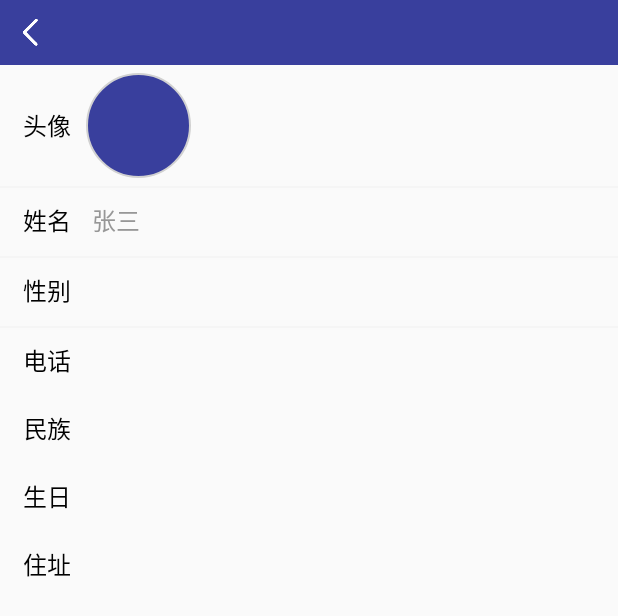
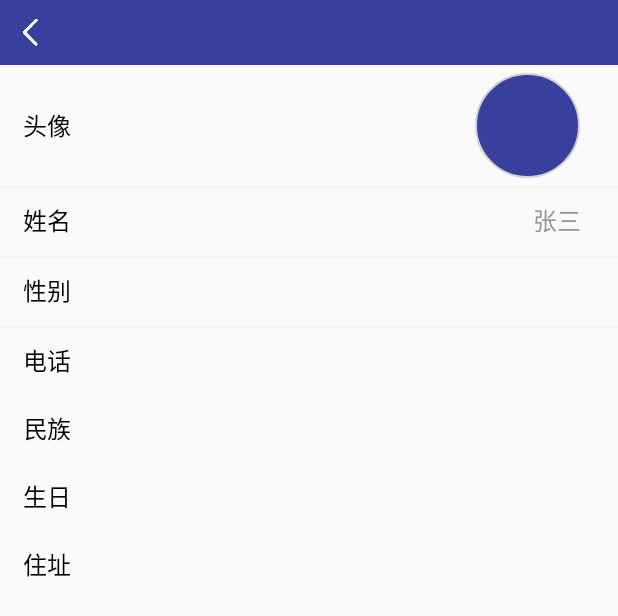
Before and after one commit to kangweibo/Labour, an Android app: the layout activity_myinfo.xml on its own in the app's theme, with its tools: preview values and no code run, on a phone screen of 412 x 824 dp. Shown: the top 616 px of the screen. Run offline under Robolectric (Android 15) with nearby library versions, the phone set to English and light mode, and no system bars.

```diff
--- a/app/src/main/AndroidManifest.xml
+++ b/app/src/main/AndroidManifest.xml
@@ -140,6 +140,10 @@
             android:screenOrientation="portrait"
             android:windowSoftInputMode="stateHidden|adjustUnspecified"/>
         <activity
+            android:name="com.labour.lar.activity.MessageAddActivity"
+            android:screenOrientation="portrait"
+            android:windowSoftInputMode="stateHidden|adjustUnspecified"/>
+        <activity
             android:name="com.labour.lar.activity.FaceLivenessExpActivity"
             android:screenOrientation="portrait"
             android:windowSoftInputMode="stateHidden|adjustUnspecified"/>
--- a/app/src/main/java/com/labour/lar/Constants.java
+++ b/app/src/main/java/com/labour/lar/Constants.java
@@ -40,4 +40,6 @@ public interface Constants {
     public static final String LOGIN_ERROR_TIP = "请登录！";
     //role
     public static enum ROLE {employee,staff,manager}
+
+    public static final int RELOAD = 12;
 }
--- a/app/src/main/java/com/labour/lar/activity/MyInfoActivity.java
+++ b/app/src/main/java/com/labour/lar/activity/MyInfoActivity.java
@@ -56,7 +56,7 @@ public class MyInfoActivity extends BaseActivity implements PermissionManager.Pe
     @BindView(R.id.photo_iv)
     RoundImageView photo_iv;
     @BindView(R.id.name_et)
-    EditText name_et;
+    TextView name_et;
     @BindView(R.id.sex_et)
     TextView sex_et;
     @BindView(R.id.phone_et)
--- a/app/src/main/java/com/labour/lar/adapter/MineGridViewAdapter.java
+++ b/app/src/main/java/com/labour/lar/adapter/MineGridViewAdapter.java
@@ -17,7 +17,7 @@ public class MineGridViewAdapter extends BaseAdapter {
             R.mipmap.seting_icon,R.mipmap.help_icon
     };
 
-    private  String [] strs = {"个人信息","工程项目","考勤报表","消息通知","设置","帮助"
+    private  String [] strs = {"个人信息","工程项目","考勤报表","加入班组","设置","帮助"
     };
 
     public MineGridViewAdapter(Context context) {
--- a/app/src/main/res/layout/activity_myinfo.xml
+++ b/app/src/main/res/layout/activity_myinfo.xml
@@ -14,7 +14,7 @@
             android:layout_width="match_parent"
             android:layout_height="match_parent"
             android:orientation="vertical">
-        <LinearLayout android:id="@+id/photo_ll"
+            <RelativeLayout android:id="@+id/photo_ll"
                 android:layout_width="match_parent"
                 android:layout_height="wrap_content"
                 android:paddingLeft="@dimen/common_margin_left"
@@ -28,7 +28,7 @@
                     android:text="头像"
                     android:textColor="@color/black"
                     android:textSize="@dimen/text_size_16"
-                android:layout_gravity="center_vertical"/>
+                    android:layout_centerVertical="true"/>
 
                 <com.labour.lar.widget.RoundImageView
                     android:id="@+id/photo_iv"
@@ -37,9 +37,9 @@
                     app:type="circle"
                     app:borderWidth="1dp"
                     android:background="@drawable/circle_shape"
-                android:layout_toRightOf="@id/photo_tip_tv"
-                android:layout_marginLeft="10dp"/>
-        </LinearLayout>
+                    android:layout_alignParentRight="true"
+                    android:layout_marginRight="10dp"/>
+            </RelativeLayout>
             <View
                 android:layout_width="match_parent"
                 android:layout_height="1dp"
@@ -59,13 +59,13 @@
                     android:textColor="@color/black"
                     android:textSize="@dimen/text_size_16" />
 
-                <EditText android:id="@+id/name_et"
+                <TextView android:id="@+id/name_et"
                     android:layout_width="match_parent"
                     android:layout_height="match_parent"
                     android:layout_marginLeft="10dp"
                     android:layout_marginRight="5dp"
                     android:background="@drawable/transparent_bg"
-                    android:gravity="center_vertical|left"
+                    android:gravity="center_vertical|right"
                     android:text="张三"
                     android:inputType="text"
                     android:textColor="#979797"
@@ -130,8 +130,7 @@
                     android:layout_marginLeft="10dp"
                     android:layout_marginRight="5dp"
                     android:background="@drawable/transparent_bg"
-                    android:gravity="center_vertical|left"
-                    android:inputType="text"
+                    android:gravity="center_vertical|right"
                     android:textColor="#979797"
                     android:textSize="@dimen/text_size_16"
                     android:enabled="false"/>
@@ -157,7 +156,7 @@
                     android:layout_marginLeft="10dp"
                     android:layout_marginRight="5dp"
                     android:background="@drawable/transparent_bg"
-                    android:gravity="center_vertical|left"
+                    android:gravity="center_vertical|right"
                     android:inputType="text"
                     android:textColor="#979797"
                     android:textSize="@dimen/text_size_16"
@@ -184,7 +183,7 @@
                     android:layout_marginLeft="10dp"
                     android:layout_marginRight="5dp"
                     android:background="@drawable/transparent_bg"
-                    android:gravity="center_vertical|left"
+                    android:gravity="center_vertical|right"
                     android:inputType="text"
                     android:textColor="#979797"
                     android:textSize="@dimen/text_size_16"
@@ -211,26 +210,13 @@
                     android:layout_marginLeft="10dp"
                     android:layout_marginRight="5dp"
                     android:background="@drawable/transparent_bg"
-                    android:gravity="center_vertical|left"
+                    android:gravity="center_vertical|right"
                     android:inputType="text"
                     android:textColor="#979797"
                     android:textSize="@dimen/text_size_16"
                     android:enabled="false"/>
             </LinearLayout>
-
-            <!--<Button android:id="@+id/submit_btn"
-                android:layout_width="match_parent"
-                android:layout_height="45dp"
-                android:textColor="@color/white"
-                android:background="@drawable/selector_button"
-                android:text="提交"
-                android:textSize="@dimen/text_size_16"
-                android:layout_marginRight="@dimen/common_margin_right"
-                android:layout_marginLeft="@dimen/common_margin_left"
-                android:layout_marginTop="25dp"/>-->
-
         </LinearLayout>
     </ScrollView>
 
-
 </LinearLayout>
```
Also changed, not shown: app/src/main/java/com/labour/lar/activity/BanZuAddActivity.java (+10 -0 lines), app/src/main/java/com/labour/lar/activity/GeoFenceActivity.java (+5 -3 lines), app/src/main/java/com/labour/lar/activity/TaskTeamAddActivity.java (+10 -0 lines), app/src/main/java/com/labour/lar/fragment/GisMapFrag.java (+14 -5 lines), app/src/main/java/com/labour/lar/fragment/MessageFrag.java (+21 -0 lines), app/src/main/java/com/labour/lar/fragment/MineFrag.java (+66 -9 lines), app/src/main/java/com/labour/lar/fragment/ProjectDetailListFrag.java (+19 -4 lines), app/src/main/java/com/labour/lar/fragment/TaskTeamDetailListFrag.java (+15 -3 lines). Lines whose indentation alone changed are shown as unchanged.
